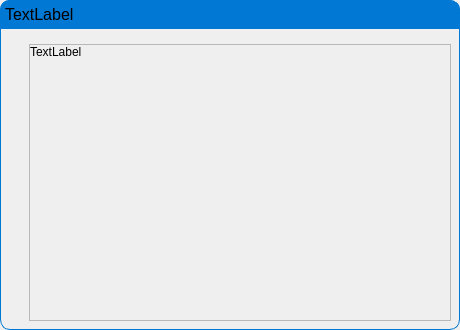
First picture: the form in ui/message_dialog.ui, repository TheCodingJsoftware/Invigo, before the edit.
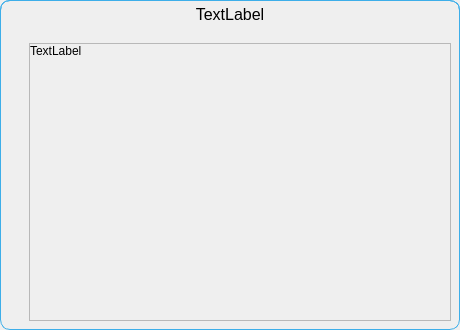
Second picture: the form after the edit.

The edit to the form file:
```diff
--- a/ui/message_dialog.ui
+++ b/ui/message_dialog.ui
@@ -43,7 +43,7 @@
 	border-bottom-left-radius:10px;
 	border-top-right-radius:10px;
 	border-bottom-right-radius:10px;
-	border: 1px solid  rgb(0,120,212);;
+	border: 1px solid  #3daee9;
 }</string>
      </property>
      <layout class="QVBoxLayout" name="verticalLayout_3" stretch="0,0">
@@ -73,11 +73,10 @@
          </font>
         </property>
         <property name="styleSheet">
-         <string notr="true">background-color: rgb(0,120,212);
-border-top-left-radius:10px;
+         <string notr="true">border-top-left-radius:10px;
 border-top-right-radius:10px;
-border: 1px solid  rgb(0,120,212);
-</string>
+border: 1px solid  #3daee9;
+border-bottom: none;</string>
         </property>
         <property name="frameShape">
          <enum>QFrame::Box</enum>
@@ -89,7 +88,7 @@
          <string>TextLabel</string>
         </property>
         <property name="alignment">
-         <set>Qt::AlignLeading|Qt::AlignLeft|Qt::AlignTop</set>
+         <set>Qt::AlignHCenter|Qt::AlignTop</set>
         </property>
        </widget>
       </item>
@@ -147,7 +146,7 @@
                <x>0</x>
                <y>0</y>
                <width>410</width>
-               <height>265</height>
+               <height>266</height>
               </rect>
              </property>
              <layout class="QVBoxLayout" name="verticalLayout_4">
```
